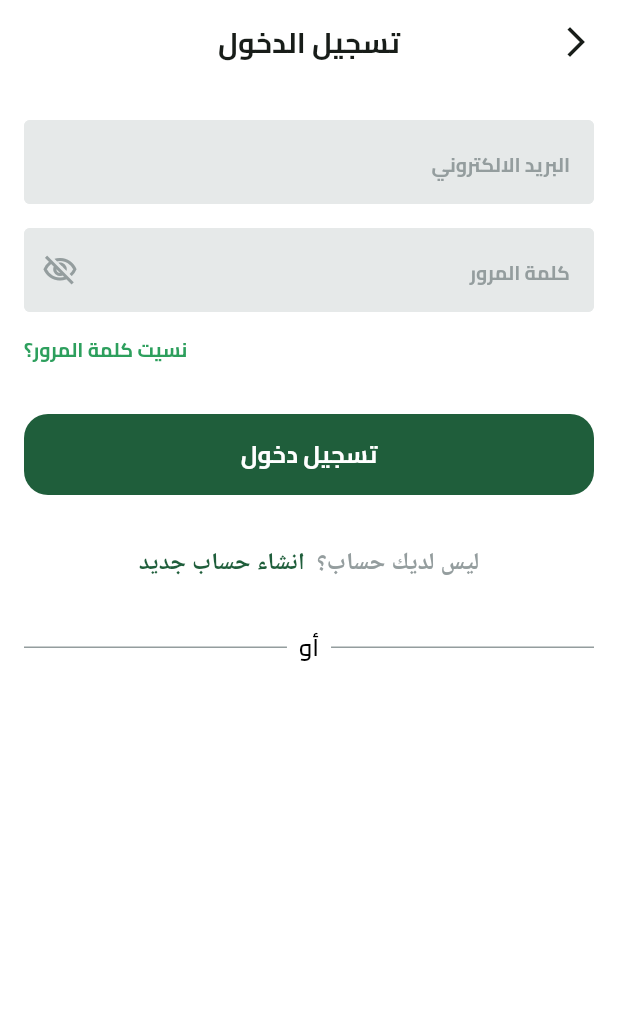
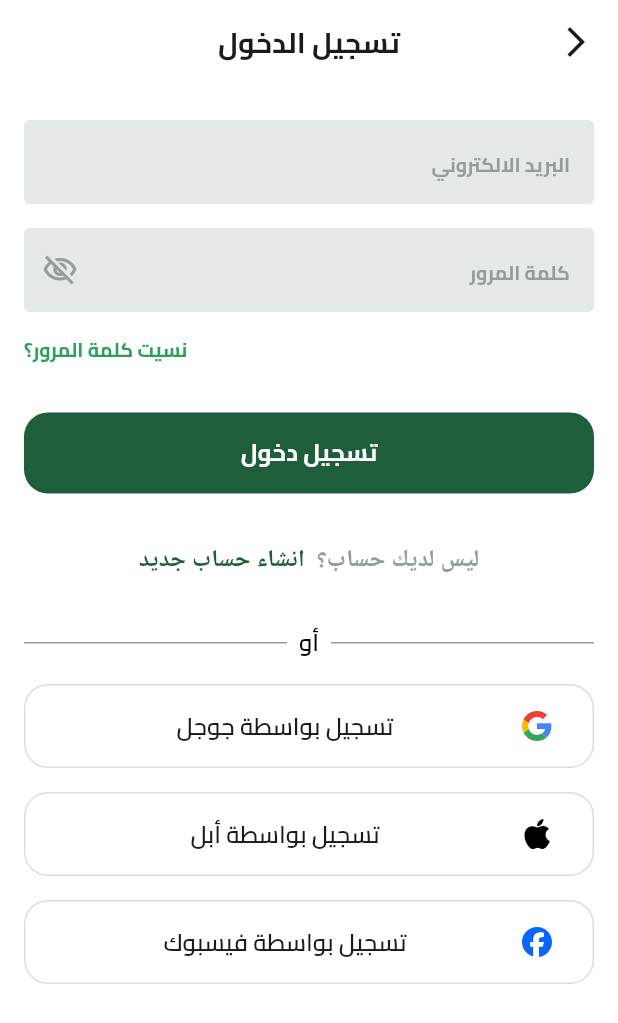
Before and after one commit to abotarek74/e_commerce, a Flutter app: the screen it shows after launch, after a tap on "تخط", on a phone screen of 412 x 824 dp. Shown: the top 1023 px of the screen. Run offline on Flutter 3.47's test engine with Material 3 defaults, Android fonts, the phone set to English and light mode, and no system bars; our stand-ins replace dots_indicator, flutter_svg, shared_preferences.

Commit message:
login UI finish

```diff
--- a/lib/core/utils/app_images.dart
+++ b/lib/core/utils/app_images.dart
@@ -6,9 +6,21 @@ class Assets {
   /// assets/images/app_icon.png
   static const String imagesAppIcon = "assets/images/app_icon.png";
 
+  /// Assets for imagesAppleIcon
+  /// assets/images/apple_icon.svg
+  static const String imagesAppleIcon = "assets/images/apple_icon.svg";
+
   /// Assets for imagesBack
   /// assets/images/back.svg
   static const String imagesBack = "assets/images/back.svg";
+
+  /// Assets for imagesFaceboocIcon
+  /// assets/images/facebooc_icon.svg
+  static const String imagesFaceboocIcon = "assets/images/facebooc_icon.svg";
+
+  /// Assets for imagesGoogelIcon
+  /// assets/images/googel_icon.svg
+  static const String imagesGoogelIcon = "assets/images/googel_icon.svg";
 
   /// Assets for imagesLogo
   /// assets/images/logo.svg
@@ -40,5 +52,5 @@ class Assets {
 
   /// Assets for imagesSplash bottom
   /// assets/images/splash bottom.svg
-  static const String imagesSplashbottom = "assets/images/splash bottom.svg";
+  static const String imagesSplashBottom = "assets/images/splash bottom.svg";
 }
--- a/lib/core/widgets/custom_button.dart
+++ b/lib/core/widgets/custom_button.dart
@@ -3,7 +3,12 @@ import 'package:e_commerce/core/utils/app_text_styles.dart';
 import 'package:flutter/material.dart';
 
 class CustomButton extends StatelessWidget {
-  const CustomButton({super.key, required this.onPressed, required this.text});
+  const CustomButton({
+    super.key,
+    required this.onPressed,
+    required this.text,
+    required Color backgroundColor,
+  });
   final VoidCallback onPressed;
   final String text;
   @override
--- a/lib/features/auth/presentation/views/widgets/login_view_body.dart
+++ b/lib/features/auth/presentation/views/widgets/login_view_body.dart
@@ -1,19 +1,23 @@
+import 'dart:math';
+
 import 'package:e_commerce/constants.dart';
 import 'package:e_commerce/core/utils/app_color.dart';
+import 'package:e_commerce/core/utils/app_images.dart';
 import 'package:e_commerce/core/utils/app_text_styles.dart';
 import 'package:e_commerce/core/widgets/custom_button.dart';
 import 'package:e_commerce/features/auth/presentation/views/widgets/custom_text_field.dart';
 import 'package:e_commerce/features/auth/presentation/views/widgets/dont_have_an_accout_widget.dart';
+import 'package:e_commerce/features/auth/presentation/views/widgets/or_divider.dart';
+import 'package:e_commerce/features/auth/presentation/views/widgets/social_login_button.dart';
 import 'package:flutter/material.dart';
-
-import 'or_divider.dart';
 
 class LoginViewBody extends StatelessWidget {
   const LoginViewBody({super.key});
 
   @override
   Widget build(BuildContext context) {
-    return Padding(
+    return SingleChildScrollView(
+      child: Padding(
         padding: const EdgeInsets.symmetric(horizontal: KHhorizontalPadding),
         child: SingleChildScrollView(
           child: Column(
@@ -45,14 +49,37 @@ class LoginViewBody extends StatelessWidget {
                   ),
                 ],
               ),
-            SizedBox(height: 33),
-            CustomButton(onPressed: () {}, text: 'تسجيل دخول'),
-            SizedBox(height: 33),
+              SizedBox(height: 32),
+              CustomButton(
+                backgroundColor: AppColor.primaryColor,
+                onPressed: () {},
+                text: 'تسجيل دخول',
+              ),
+              SizedBox(height: 32),
 
               dontHaveAnAccountWidget(),
-            SizedBox(height: 33),
+              SizedBox(height: 32),
               OrDivider(),
+              SizedBox(height: 16),
+              SocialLoginButton(
+                onPressed: () {},
+                image: Assets.imagesGoogelIcon,
+                title: 'تسجيل بواسطة جوجل',
+              ),
+              SizedBox(height: 16),
+              SocialLoginButton(
+                onPressed: () {},
+                image: Assets.imagesAppleIcon,
+                title: 'تسجيل بواسطة أبل',
+              ),
+              SizedBox(height: 16),
+              SocialLoginButton(
+                onPressed: () {},
+                image: Assets.imagesFaceboocIcon,
+                title: 'تسجيل بواسطة فيسبوك',
+              ),
             ],
+          ),
         ),
       ),
     );
--- /dev/null
+++ b/lib/features/auth/presentation/views/widgets/social_login_button.dart
@@ -0,0 +1,40 @@
+import 'package:e_commerce/core/utils/app_text_styles.dart';
+import 'package:flutter/material.dart';
+import 'package:flutter_svg/svg.dart';
+
+class SocialLoginButton extends StatelessWidget {
+  const SocialLoginButton({
+    super.key,
+    required this.image,
+    required this.title,
+    required this.onPressed,
+  });
+  final String image;
+  final String title;
+  final VoidCallback onPressed;
+  @override
+  Widget build(BuildContext context) {
+    return SizedBox(
+      width: double.infinity,
+      height: 56,
+      child: TextButton(
+        style: TextButton.styleFrom(
+          shape: RoundedRectangleBorder(
+            side: BorderSide(color: Color(0XFFDCDEDE), width: 1),
+            borderRadius: BorderRadius.circular(16),
+          ),
+        ),
+        onPressed: onPressed,
+        child: ListTile(
+          visualDensity: VisualDensity(vertical: VisualDensity.minimumDensity),
+          leading: SvgPicture.asset(image),
+          title: Text(
+            textAlign: TextAlign.center,
+            title,
+            style: TextStyles.semiBold16,
+          ),
+        ),
+      ),
+    );
+  }
+}
--- a/lib/features/on_boarding/presentaion/views/widgets/on_boarding_view_body.dart
+++ b/lib/features/on_boarding/presentaion/views/widgets/on_boarding_view_body.dart
@@ -66,6 +66,7 @@ class _OnBoardingViewBodyState extends State<OnBoardingViewBody> {
             maintainSize: true,
             visible: currentPage == totalPages - 1,
             child: CustomButton(
+              backgroundColor: AppColor.primaryColor,
               onPressed: () {
                 prefs.setBool(isOnBoardingViewSeenkey, true);
                 Navigator.pushReplacement(
--- a/lib/features/widgets/spalsh_view_body.dart
+++ b/lib/features/widgets/spalsh_view_body.dart
@@ -32,7 +32,7 @@ class _SpalshViewBodyState extends State<SpalshViewBody> {
           children: [SvgPicture.asset(Assets.imagesPlant)],
         ),
         SvgPicture.asset(Assets.imagesLogo),
-        SvgPicture.asset(Assets.imagesSplashbottom),
+        SvgPicture.asset(Assets.imagesSplashBottom),
       ],
     );
   }
```
Also changed, not shown: assets/images/apple_icon.svg (added), assets/images/facebooc_icon.svg (added), assets/images/googel_icon.svg (added). Lines whose indentation alone changed are shown as unchanged.
